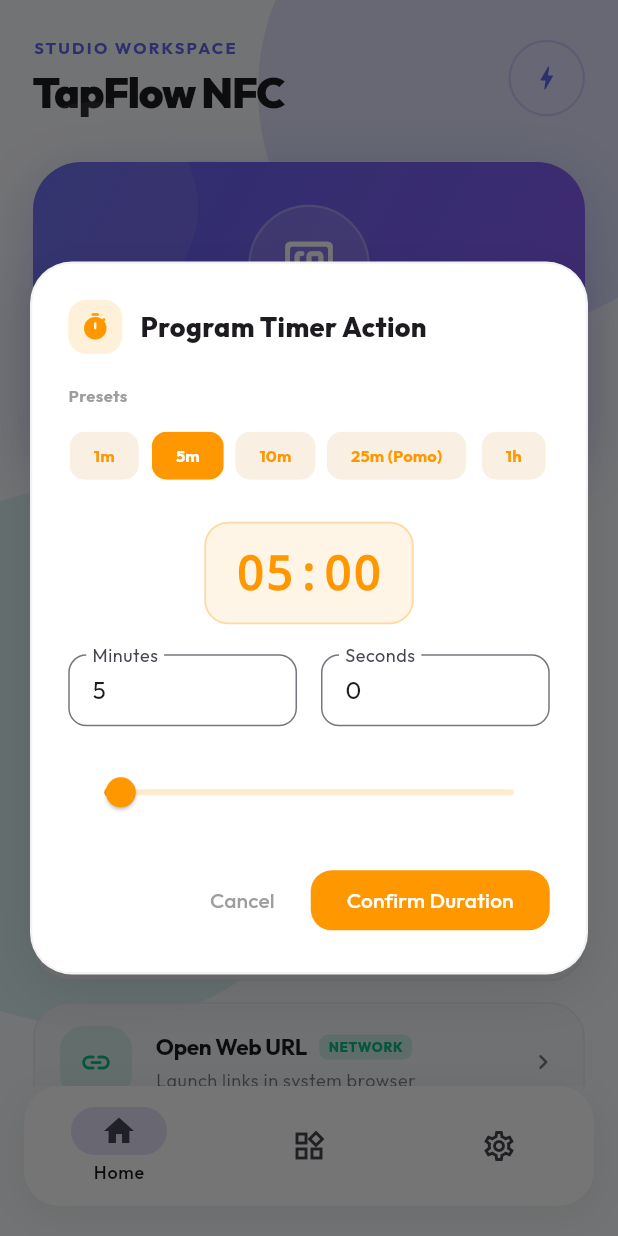
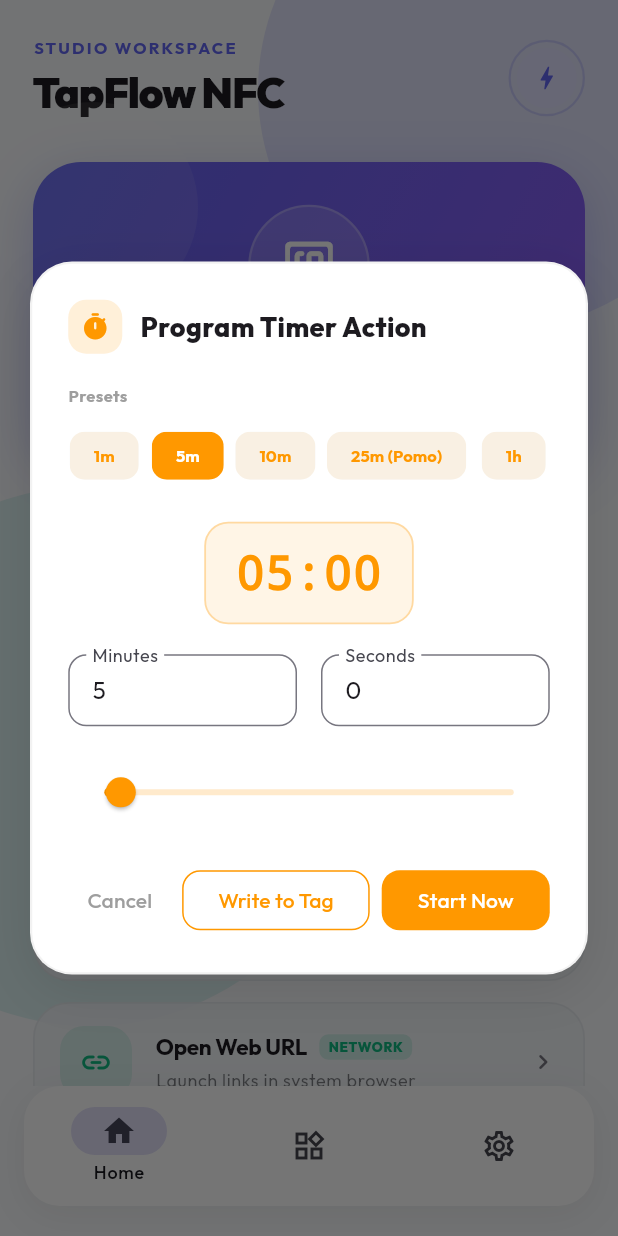
Before and after one commit to asterhyphen/nfc-write, a Flutter app: the screen it shows after launch, after a tap on "Launch Timer Alert", on a phone screen of 412 x 824 dp. Run offline on Flutter 3.47's test engine with Material 3 defaults, Android fonts, the phone set to English and light mode, and no system bars; drawn by our look-alikes of flutter_animate; our stand-ins replace flutter_riverpod, freezed_annotation, go_router, google_fonts, riverpod_annotation, shared_preferences; missing offline and left inert: flutter_ringtone_player, ndef_record, nfc_manager; generated files the repository leaves out were written again.

Commit message:
Add background NFC scanning intent filters to AndroidManifest.xml, configure Kotlin MainActivity receivers, create BackgroundNfcManager, and add direct Start Now action button to timer setup dialog

```diff
--- a/lib/features/dashboard/presentation/dashboard_screen.dart
+++ b/lib/features/dashboard/presentation/dashboard_screen.dart
@@ -3,6 +3,7 @@
 
 import '../../settings/presentation/settings_tab.dart';
 import '../../templates/presentation/templates_tab.dart';
+import '../../../core/config/background_nfc_manager.dart';
 import 'home_tab.dart';
 
 /// Root shell widget with a premium floating [NavigationBar].
@@ -17,6 +18,14 @@
 
 class _DashboardScreenState extends ConsumerState<DashboardScreen> {
   int _currentIndex = 0;
+
+  @override
+  void initState() {
+    super.initState();
+    WidgetsBinding.instance.addPostFrameCallback((_) {
+      BackgroundNfcManager.initialize(ref, context);
+    });
+  }
 
   static const List<Widget> _tabs = [
     HomeDashboardTab(),
--- a/lib/features/dashboard/presentation/home_tab.dart
+++ b/lib/features/dashboard/presentation/home_tab.dart
@@ -5,6 +5,8 @@
 import '../../history/presentation/history_notifier.dart';
 import '../../nfc_management/presentation/nfc_scan_sheet.dart';
 import '../../nfc_management/presentation/nfc_write_sheet.dart';
+import '../../automation/presentation/timer_notifier.dart';
+import '../../automation/presentation/flip_clock_timer_screen.dart';
 
 /// Designer-grade, modern and clean Homepage for scanning & programming NFC.
 class HomeDashboardTab extends ConsumerWidget {
@@ -234,7 +236,7 @@
                         tag: 'TIMER',
                         icon: Icons.timer_rounded,
                         color: const Color(0xFFF59E0B),
-                        onTap: () => _programTimer(context),
+                        onTap: () => _programTimer(context, ref),
                       ),
                       _DesignerActionTile(
                         index: 1,
@@ -308,11 +310,11 @@
 
   // ── Dialog Action Logic ────────────────────────────────────────────────────
 
-  void _programTimer(BuildContext context) {
+  void _programTimer(BuildContext context, WidgetRef ref) {
     showDialog(
       context: context,
       builder: (ctx) => _TimerProgramDialog(
-        onConfirm: (seconds) {
+        onWriteTag: (seconds) {
           Navigator.pop(ctx);
           showModalBottomSheet(
             context: context,
@@ -323,6 +325,11 @@
               initialContent: 'timer://$seconds',
             ),
           );
+        },
+        onStartNow: (seconds) {
+          Navigator.pop(ctx);
+          ref.read(timerProvider.notifier).start(seconds, 'Focus Session');
+          Navigator.push(context, FlipClockTimerScreen.route());
         },
       ),
     );
@@ -436,8 +443,9 @@
 // ── Custom Stateful Programming Dialogs ──────────────────────────────────────
 
 class _TimerProgramDialog extends StatefulWidget {
-  final void Function(int seconds) onConfirm;
-  const _TimerProgramDialog({required this.onConfirm});
+  final void Function(int seconds) onWriteTag;
+  final void Function(int seconds) onStartNow;
+  const _TimerProgramDialog({required this.onWriteTag, required this.onStartNow});
 
   @override
   State<_TimerProgramDialog> createState() => _TimerProgramDialogState();
@@ -635,17 +643,29 @@
                   onPressed: () => Navigator.pop(context),
                   child: const Text('Cancel', style: TextStyle(color: Colors.grey)),
                 ),
-                const SizedBox(width: 12),
+                const SizedBox(width: 8),
+                OutlinedButton(
+                  onPressed: totalSeconds > 0
+                      ? () => widget.onWriteTag(totalSeconds)
+                      : null,
+                  style: OutlinedButton.styleFrom(
+                    foregroundColor: Colors.orange,
+                    side: const BorderSide(color: Colors.orange),
+                    shape: RoundedRectangleBorder(borderRadius: BorderRadius.circular(12)),
+                  ),
+                  child: const Text('Write to Tag'),
+                ),
+                const SizedBox(width: 8),
                 FilledButton(
                   onPressed: totalSeconds > 0
-                      ? () => widget.onConfirm(totalSeconds)
+                      ? () => widget.onStartNow(totalSeconds)
                       : null,
                   style: FilledButton.styleFrom(
                     backgroundColor: Colors.orange,
                     foregroundColor: Colors.white,
-                    shape: RoundedRectangleBorder(borderRadius: BorderRadius.circular(14)),
+                    shape: RoundedRectangleBorder(borderRadius: BorderRadius.circular(12)),
                   ),
-                  child: const Text('Confirm Duration'),
+                  child: const Text('Start Now'),
                 ),
               ],
             ),
```
Also changed, not shown: lib/core/config/background_nfc_manager.dart (added, +85 -0 lines), 2 other files.
